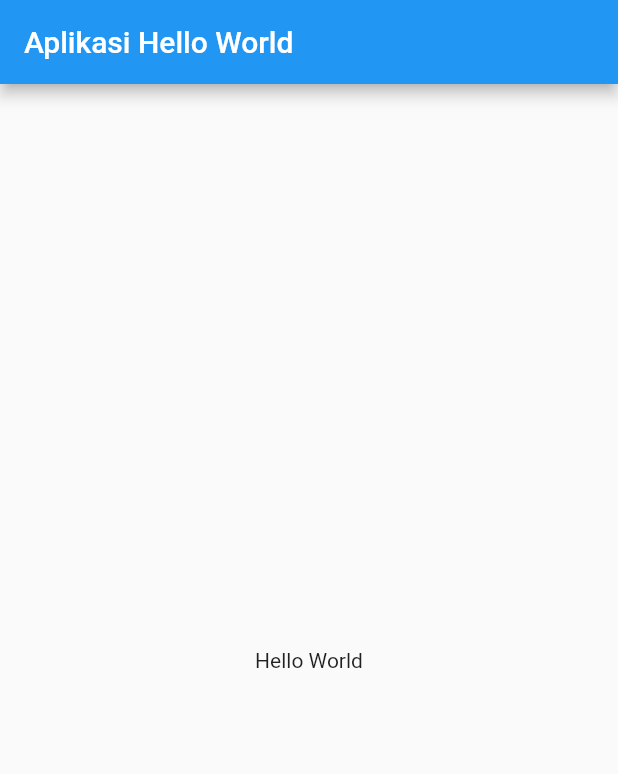
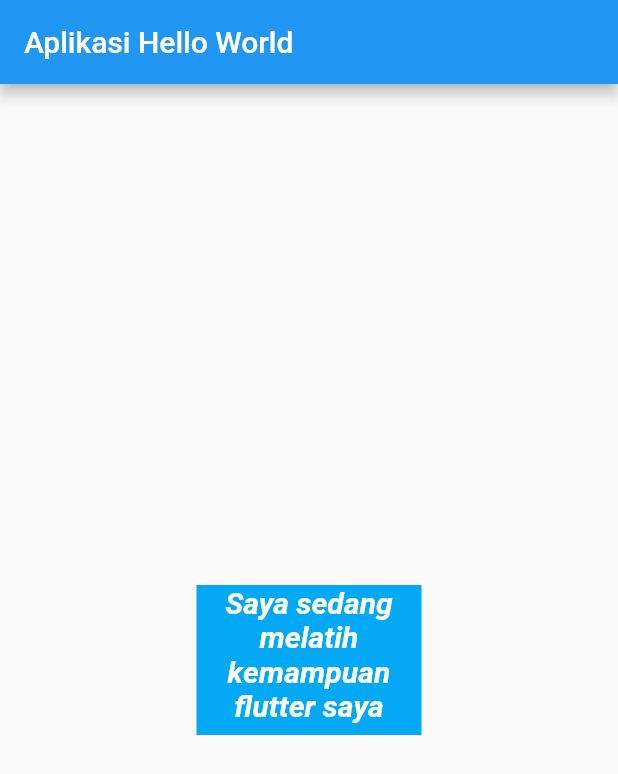
Before and after one commit to chairoel/Flutter-Basic, a Flutter app: the screen it shows after launch, on a phone screen of 412 x 824 dp. Shown: the top 774 px of the screen. Run offline on Flutter 3.47's test engine with Material 2 defaults, Android fonts, the phone set to English and light mode, and no system bars.

Commit message:
Text Widget

```diff
--- a/aplikasi_hello_world/lib/main.dart
+++ b/aplikasi_hello_world/lib/main.dart
@@ -14,7 +14,23 @@
         appBar: AppBar(
           title: Text("Aplikasi Hello World"),
         ),
-        body: Center(child: Text("Hello World")),
+        body: Center(
+            child: Container(
+                color: Colors.lightBlue,
+                width: 150,
+                height: 100,
+                child: Text(
+                  "Saya sedang melatih kemampuan flutter saya",
+                  textAlign: TextAlign.center,
+                  style: TextStyle(
+                      color: Colors.white,
+                      fontStyle: FontStyle.italic,
+                      fontWeight: FontWeight.w700,
+                      fontSize: 20),
+                  // maxLines: 2,
+                  // overflow: TextOverflow.clip,
+                  // softWrap: false,              //default true
+                ))),
       ),
     );
   }
```
